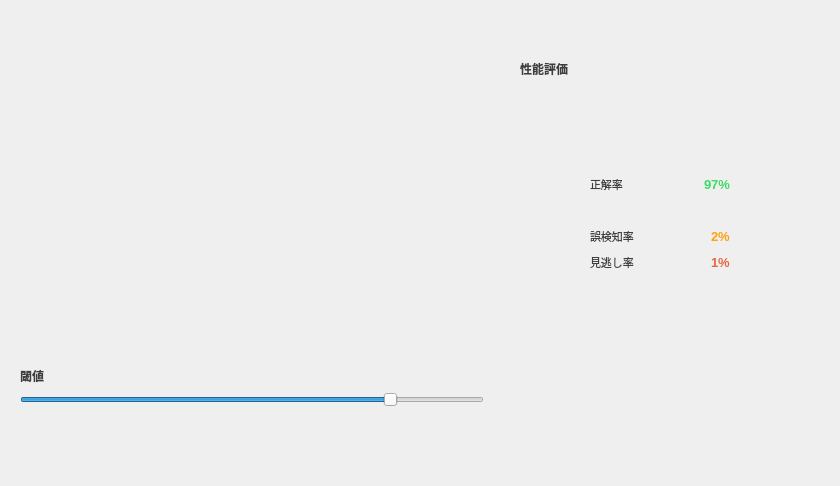
Old version of the form src/main/python/view/ui/test.ui in the repository RUTILEA/SDTest.
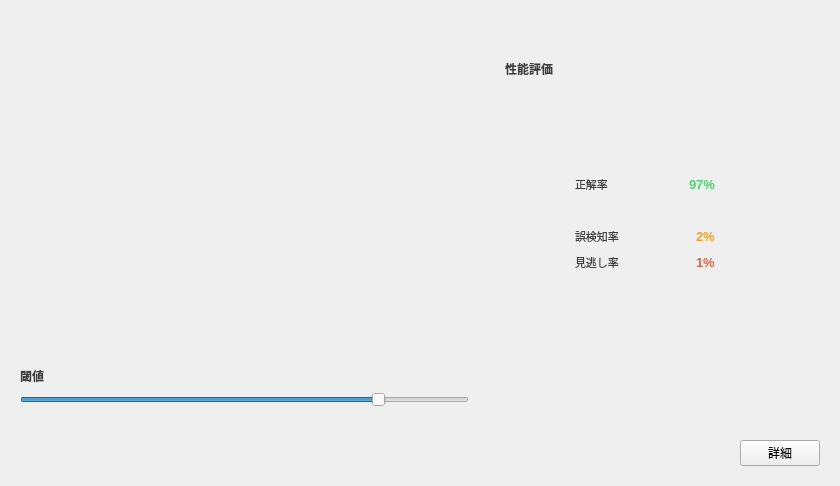
New version of the form. The open tabs and pages were chosen to show the change. Icons and pictures are not drawn.

Patch:
```diff
--- a/src/main/python/view/ui/test.ui
+++ b/src/main/python/view/ui/test.ui
@@ -483,6 +483,45 @@
            </property>
           </spacer>
          </item>
+         <item>
+          <layout class="QHBoxLayout" name="horizontalLayout_10">
+           <item>
+            <spacer name="horizontalSpacer">
+             <property name="orientation">
+              <enum>Qt::Horizontal</enum>
+             </property>
+             <property name="sizeType">
+              <enum>QSizePolicy::Fixed</enum>
+             </property>
+             <property name="sizeHint" stdset="0">
+              <size>
+               <width>235</width>
+               <height>20</height>
+              </size>
+             </property>
+            </spacer>
+           </item>
+           <item>
+            <widget class="QPushButton" name="details_button">
+             <property name="sizePolicy">
+              <sizepolicy hsizetype="Fixed" vsizetype="Fixed">
+               <horstretch>0</horstretch>
+               <verstretch>0</verstretch>
+              </sizepolicy>
+             </property>
+             <property name="minimumSize">
+              <size>
+               <width>0</width>
+               <height>0</height>
+              </size>
+             </property>
+             <property name="text">
+              <string>詳細</string>
+             </property>
+            </widget>
+           </item>
+          </layout>
+         </item>
         </layout>
        </item>
       </layout>
```
Left out of the diff: 2 changed lines with no effect on the pictures.
